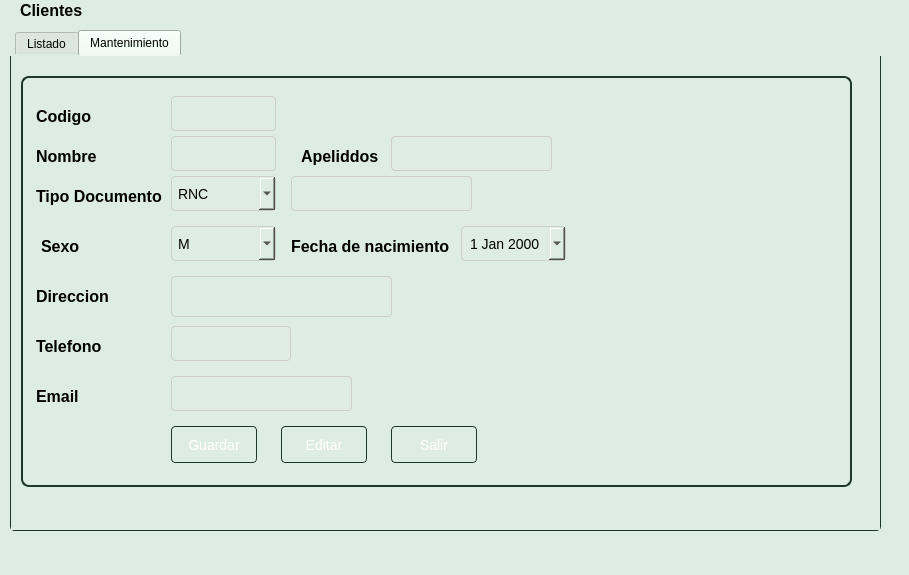
First picture: the form in Sistema de ventas/ui/FrmCliente.ui, repository CodeDrTech/DevelopPython, before the edit.
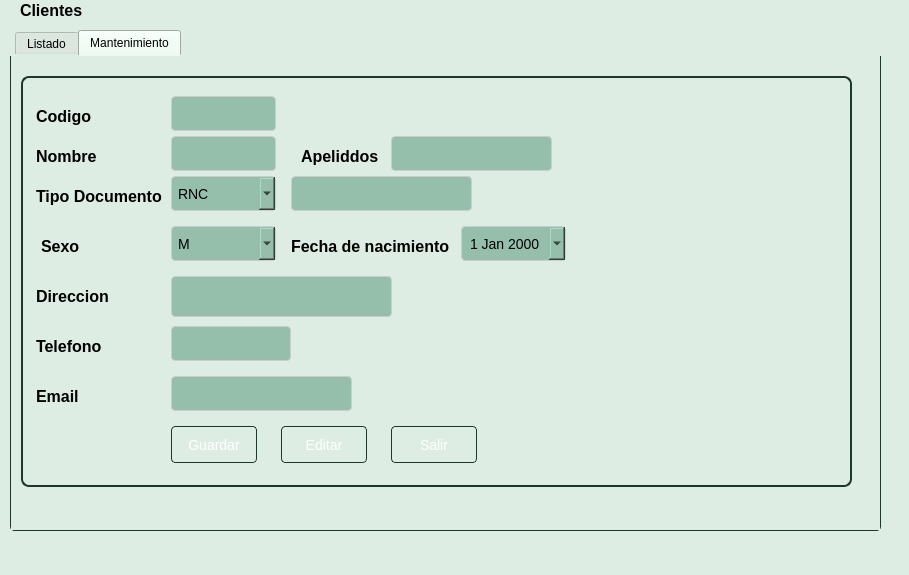
Second picture: the form after the edit. The open tabs and pages were chosen to show the change.

Diff of the .ui file:
```diff
--- a/Sistema de ventas/ui/FrmCliente.ui
+++ b/Sistema de ventas/ui/FrmCliente.ui
@@ -601,7 +601,7 @@
        </property>
        <property name="styleSheet">
         <string notr="true">QLineEdit {
-    background-color: #deede3;
+    background-color: #96bfab;
     border: 1px solid #cccccc;
     padding: 6px;
     border-radius: 4px;
@@ -637,7 +637,7 @@
        </property>
        <property name="styleSheet">
         <string notr="true">QLineEdit {
-    background-color: #deede3;
+    background-color: #96bfab;
     border: 1px solid #cccccc;
     padding: 6px;
     border-radius: 4px;
@@ -670,7 +670,7 @@
        </property>
        <property name="styleSheet">
         <string notr="true">QTextEdit {
-    background-color: #deede3;
+    background-color: #96bfab;
     border: 1px solid #cccccc;
     padding: 6px;
     border-radius: 4px;
@@ -722,7 +722,7 @@
        </property>
        <property name="styleSheet">
         <string notr="true">QComboBox {
-    background-color: #deede3;
+    background-color: #96bfab;
     border: 1px solid #cccccc;
     padding: 6px;
     border-radius: 4px;
@@ -741,8 +741,7 @@
 QComboBox::placeholder {
     color: #1e362d;
     font-weight: bold;
-}
-</string>
+}</string>
        </property>
        <item>
         <property name="text">
@@ -795,7 +794,7 @@
        </property>
        <property name="styleSheet">
         <string notr="true">QLineEdit {
-    background-color: #deede3;
+    background-color: #96bfab;
     border: 1px solid #cccccc;
     padding: 6px;
     border-radius: 4px;
@@ -852,7 +851,7 @@
        </property>
        <property name="styleSheet">
         <string notr="true">QLineEdit {
-    background-color: #deede3;
+    background-color: #96bfab;
     border: 1px solid #cccccc;
     padding: 6px;
     border-radius: 4px;
@@ -909,7 +908,7 @@
        </property>
        <property name="styleSheet">
         <string notr="true">QLineEdit {
-    background-color: #deede3;
+    background-color: #96bfab;
     border: 1px solid #cccccc;
     padding: 6px;
     border-radius: 4px;
@@ -942,7 +941,7 @@
        </property>
        <property name="styleSheet">
         <string notr="true">QLineEdit {
-    background-color: #deede3;
+    background-color: #96bfab;
     border: 1px solid #cccccc;
     padding: 6px;
     border-radius: 4px;
@@ -999,7 +998,7 @@
        </property>
        <property name="styleSheet">
         <string notr="true">QComboBox {
-    background-color: #deede3;
+    background-color: #96bfab;
     border: 1px solid #cccccc;
     padding: 6px;
     border-radius: 4px;
@@ -1070,7 +1069,7 @@
        <property name="styleSheet">
         <string notr="true">/* Estilos para QDateEdit */
 QDateEdit {
-    background-color: #deede3;
+    background-color: #96bfab;
     border: 1px solid #cccccc;
     border-radius: 4px;
     font-size: 14px;
@@ -1084,11 +1083,7 @@
 QDateEdit:focus {
     border: 1px solid #689f84;
     outline: none;
-}
-
-
-
-</string>
+}</string>
        </property>
        <property name="calendarPopup">
         <bool>true</bool>
```
Left out of the diff: 16 changed lines with no effect on the pictures.
